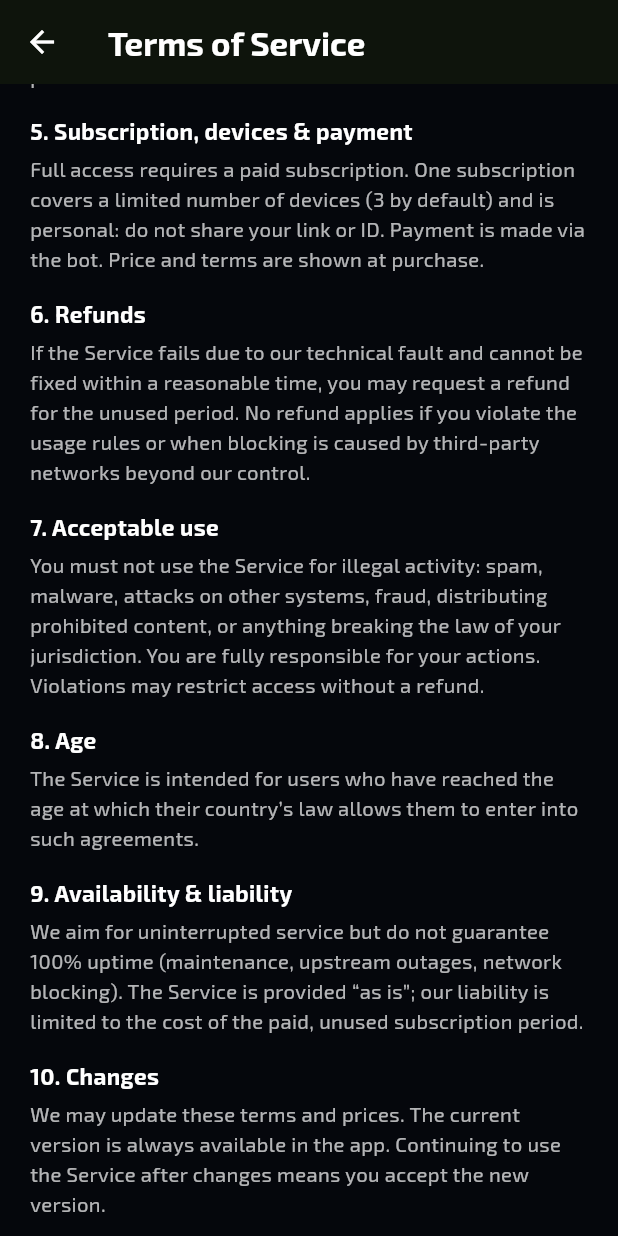
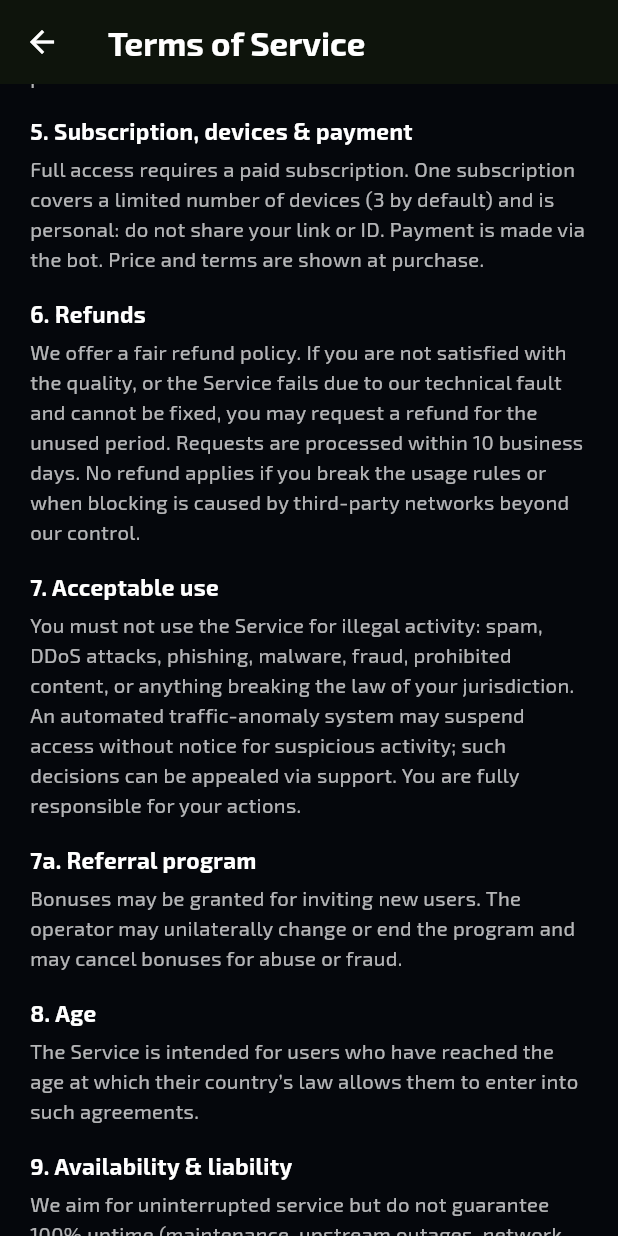
Before and after one commit to outseeking/various_vpn, a Flutter app: the TermsScreen screen opened directly, scrolled down 576 dp, on a phone screen of 412 x 824 dp. Run offline on Flutter 3.47's test engine with Material 3 defaults, Android fonts, the phone set to English and light mode, and no system bars; our stand-ins replace audioplayers, connectivity_plus, file_picker, google_fonts, permission_handler, shared_preferences; missing offline and left inert: android_intent_plus, flutter_v2ray, home_widget, installed_apps, mobile_scanner, network_info_plus; accounts and stored records are empty; network calls fail.

Commit message:
Оферта: дополнена по образцу VPNUS (возврат 10 раб.дней, авто-анализ трафика+обжалование, реф-программа)

```diff
--- a/lib/screens/terms_screen.dart
+++ b/lib/screens/terms_screen.dart
@@ -182,11 +182,15 @@ const List<(String, String)> _ru = [
   ),
   (
     '6. Возврат средств',
-    'Если Сервис не работает по нашей технической вине и проблему не удалось решить в разумный срок, вы вправе запросить возврат за неиспользованный период. Возврат не предоставляется при нарушении вами правил использования или при блокировках со стороны сторонних сетей, на которые мы не влияем.'
+    'У нас лояльная политика возврата. Если качество Сервиса вас не устроило или он не работает по нашей технической вине и проблему не удалось решить, вы вправе запросить возврат за неиспользованный период. Заявки обрабатываются в течение 10 рабочих дней. Возврат не предоставляется при нарушении правил использования или при блокировках со стороны сторонних сетей, на которые мы не влияем.'
   ),
   (
     '7. Правила использования',
-    'Запрещено использовать Сервис для незаконных действий: рассылки спама, вредоносного ПО, атак на чужие системы, мошенничества, распространения запрещённого контента и любых действий, нарушающих закон вашей юрисдикции. Вы несёте полную ответственность за свои действия. При нарушении доступ может быть ограничен без возврата средств.'
+    'Запрещено использовать Сервис для незаконных действий: рассылки спама, DDoS-атак, фишинга, распространения вредоносного ПО, мошенничества, запрещённого контента и любых действий, нарушающих закон вашей юрисдикции. Автоматическая система анализа трафика может приостановить доступ при подозрительной активности без предупреждения; такое решение можно обжаловать в поддержке. Вы несёте полную ответственность за свои действия.'
+  ),
+  (
+    '7a. Реферальная программа',
+    'За приглашение новых пользователей могут начисляться бонусы. Оператор вправе в одностороннем порядке изменить или прекратить программу, а также аннулировать бонусы при злоупотреблениях или мошенничестве.'
   ),
   (
     '8. Возраст',
@@ -229,11 +233,15 @@ const List<(String, String)> _en = [
   ),
   (
     '6. Refunds',
-    'If the Service fails due to our technical fault and cannot be fixed within a reasonable time, you may request a refund for the unused period. No refund applies if you violate the usage rules or when blocking is caused by third-party networks beyond our control.'
+    'We offer a fair refund policy. If you are not satisfied with the quality, or the Service fails due to our technical fault and cannot be fixed, you may request a refund for the unused period. Requests are processed within 10 business days. No refund applies if you break the usage rules or when blocking is caused by third-party networks beyond our control.'
   ),
   (
     '7. Acceptable use',
-    'You must not use the Service for illegal activity: spam, malware, attacks on other systems, fraud, distributing prohibited content, or anything breaking the law of your jurisdiction. You are fully responsible for your actions. Violations may restrict access without a refund.'
+    'You must not use the Service for illegal activity: spam, DDoS attacks, phishing, malware, fraud, prohibited content, or anything breaking the law of your jurisdiction. An automated traffic-anomaly system may suspend access without notice for suspicious activity; such decisions can be appealed via support. You are fully responsible for your actions.'
+  ),
+  (
+    '7a. Referral program',
+    'Bonuses may be granted for inviting new users. The operator may unilaterally change or end the program and may cancel bonuses for abuse or fraud.'
   ),
   (
     '8. Age',
```
